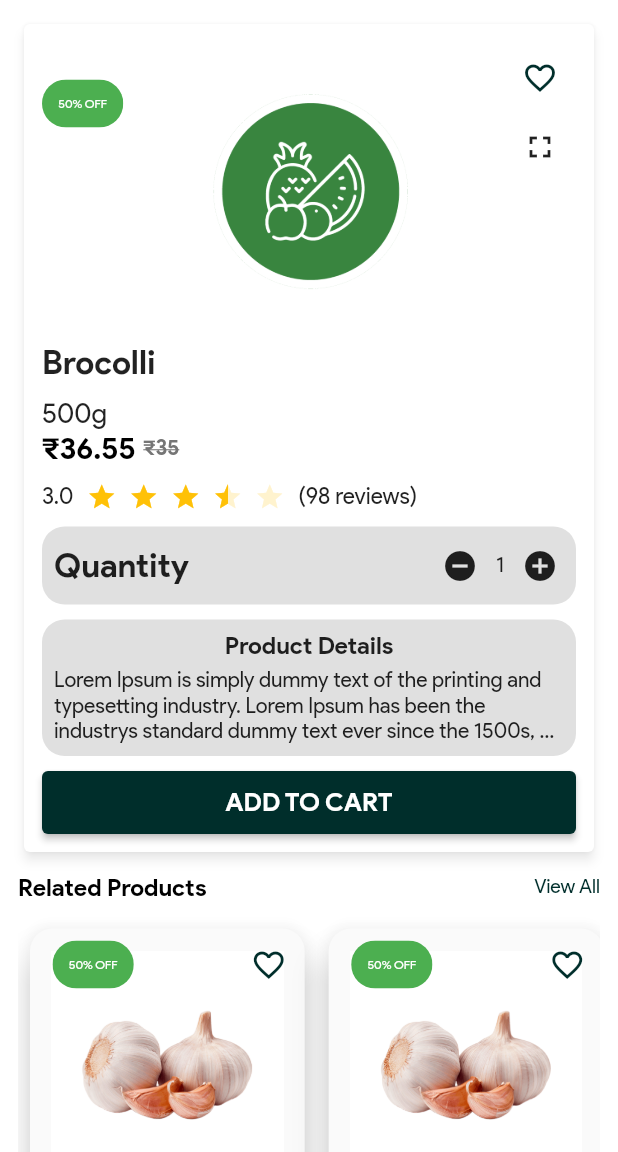
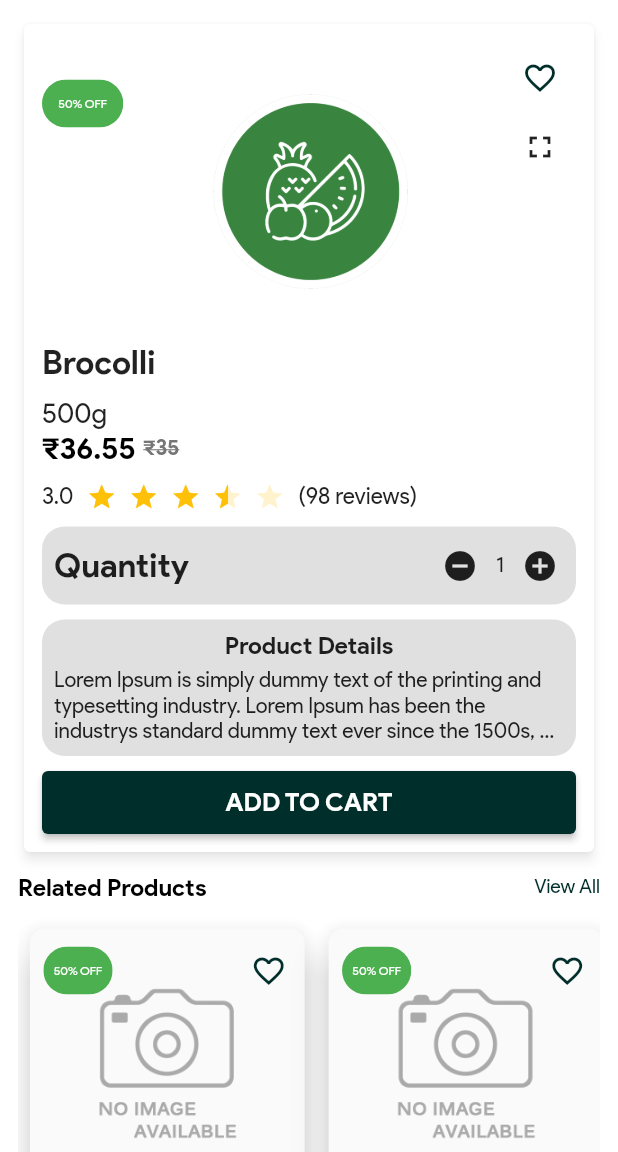
Before and after one commit to deepak-synram/grocer_guys_user, a Flutter app: the SubCategoryPage screen opened directly, after a tap on "50% OFF", on a phone screen of 412 x 824 dp, the part 84-1236 px from its top. Run offline on Flutter 3.47's test engine with Material 2 defaults, Android fonts, the phone set to English and light mode, and no system bars; drawn by our look-alikes of flutter_rating_bar; our stand-ins replace animated_splash_screen, badges, cached_network_image, carousel_slider, firebase_auth, firebase_core and 28 more; missing offline and left inert: flutter_barcode_scanner, flutter_facebook_login, flutter_full_pdf_viewer, flutter_paystack, flutter_share, geocoder and 6 more; accounts and stored records are empty; network calls fail.

Commit message:
added no icon image, ui fixes

```diff
--- a/lib/Pages/HomePage/newhomep1.dart
+++ b/lib/Pages/HomePage/newhomep1.dart
@@ -412,9 +412,11 @@ class NewHomeView1State extends State<NewHomeView1> {
                                                       ),
                                                       errorWidget: (context,
                                                               url, error) =>
-                                                          Image.asset(
-                                                        'assets/icon.png',
-                                                        fit: BoxFit.fill,
+                                                          Center(
+                                                        child: Image.asset(
+                                                          'assets/HomeBanner/no-icon.png',
+                                                          fit: BoxFit.fill,
+                                                        ),
                                                       ),
                                                       fit: BoxFit.fill,
                                                     ),
@@ -1497,7 +1499,7 @@ class NewHomeView1State extends State<NewHomeView1> {
                                                 errorWidget:
                                                     (context, url, error) =>
                                                         Image.asset(
-                                                  'assets/icon.png',
+                                                  'assets/HomeBanner/no-icon.png',
                                                   fit: BoxFit.fill,
                                                 ),
                                                 fit: BoxFit.fill,
--- a/lib/Pages/HomePage/product_card.dart
+++ b/lib/Pages/HomePage/product_card.dart
@@ -15,7 +15,7 @@ class ProductCard extends StatefulWidget {
   final LocEmitterModel locModel;
   final CategoryProvider catP;
   final AppLocalizations locale;
-  final double width, height;
+  // final double width, height;
 
   const ProductCard({
     Key key,
@@ -30,8 +30,8 @@ class ProductCard extends StatefulWidget {
     @required this.previousPrice,
     @required this.newPrice,
     @required this.symbol,
-    this.width = 150,
-    this.height = 160,
+    // this.width = 150,
+    // this.height = 160,
     this.isSubscribe,
   }) : super(key: key);
 
@@ -85,38 +85,43 @@ class _ProductCardState extends State<ProductCard> {
       child: Padding(
         key: Key('product-card-${widget.index.toString()}'),
         padding: const EdgeInsets.all(8.0),
+        child: SizedBox(
+          width: MediaQuery.of(context).size.width / 2.25,
           child: Material(
             elevation: 10,
-          borderRadius: BorderRadius.circular(15.0),
-          child: SizedBox(
-            width: MediaQuery.of(context).size.width / 2.25,
+            borderRadius: BorderRadius.circular(10.0),
             child: Column(
               crossAxisAlignment: CrossAxisAlignment.start,
               children: [
                 Stack(
                   alignment: Alignment.topCenter,
                   children: [
-                    SizedBox(
-                      height: 170,
-                      child: Padding(
-                        padding: const EdgeInsets.only(top: 15.0),
-                        child: widget.image.contains('https') == true
-                            ? Image.network(
+                    Padding(
+                      padding: const EdgeInsets.only(top: 30.0),
+                      child: widget.image.contains('http') ||
+                              widget.image.contains('https')
+                          ? Center(
+                              child: Image.network(
                                 widget.image,
                                 fit: BoxFit.cover,
+                                width: 100,
+                                height: 120,
+                              ),
                             )
                           : Image.asset(
                               widget.image,
                               fit: BoxFit.cover,
+                              width: 100,
+                              height: 120,
                             ),
                     ),
-                    ),
-                    Row(
+                    Padding(
+                      padding: const EdgeInsets.only(left: 8.0, top: 4.0),
+                      child: Row(
                         mainAxisAlignment: MainAxisAlignment.spaceBetween,
                         children: [
-                        Padding(
-                          padding: const EdgeInsets.only(left: 15.0),
-                          child: Chip(
+                          Chip(
+                            padding: EdgeInsets.only(top: 1.0, bottom: 1.0),
                             backgroundColor: Colors.green,
                             label: Text(
                               '50% OFF',
@@ -126,11 +131,11 @@ class _ProductCardState extends State<ProductCard> {
                               ),
                             ),
                           ),
-                        ),
                           IconButton(
                             onPressed: () {
                               setState(() {
-                              _isLiked[widget.index] = !_isLiked[widget.index];
+                                _isLiked[widget.index] =
+                                    !_isLiked[widget.index];
                               });
                             },
                             icon: Icon(
@@ -144,6 +149,7 @@ class _ProductCardState extends State<ProductCard> {
                           ),
                         ],
                       ),
+                    ),
                   ],
                 ),
                 Padding(
@@ -151,6 +157,7 @@ class _ProductCardState extends State<ProductCard> {
                   child: Text(
                     widget.title,
                     textAlign: TextAlign.left,
+                    maxLines: 2,
                     style: TextStyle(
                       fontWeight: FontWeight.w600,
                       color: kMainTextColor,
@@ -207,8 +214,8 @@ class _ProductCardState extends State<ProductCard> {
                     ],
                   ),
                 ),
+                if (widget.isSubscribe != null && widget.isSubscribe) ...[
                   const SizedBox(height: 5),
-                if (widget.isSubscribe != null && widget.isSubscribe == true)
                   Center(
                     child: ElevatedButton(
                       onPressed: () => Navigator.of(context).push(
@@ -235,11 +242,13 @@ class _ProductCardState extends State<ProductCard> {
                               borderRadius: BorderRadius.circular(15.0))),
                     ),
                   ),
-                Expanded(child: const SizedBox(height: 5)),
+                ],
+                const SizedBox(height: 5),
                 const Divider(
                   color: Colors.grey,
                 ),
                 Row(
+                  crossAxisAlignment: CrossAxisAlignment.start,
                   mainAxisAlignment: MainAxisAlignment.center,
                   children: [
                     Image.asset(
@@ -251,9 +260,9 @@ class _ProductCardState extends State<ProductCard> {
                     Text('Add To Bag', style: TextStyle(color: kMainTextColor)),
                   ],
                 ),
-                SizedBox(
-                  height: 5,
-                )
+                // const SizedBox(
+                //   height: 5,
+                // )
               ],
             ),
           ),
--- a/lib/Pages/HomePage/product_card_with_title.dart
+++ b/lib/Pages/HomePage/product_card_with_title.dart
@@ -12,25 +12,25 @@ class ProductsCardWithTitle extends StatelessWidget {
   final AppLocalizations locale;
   final String title;
   final int count;
-  bool isAlwaysSubscribe = false;
+  final bool isAlwaysSubscribe;
 
   final List<dynamic> data;
 
-  ProductsCardWithTitle(
-      {Key key,
-      @required this.title,
-      @required this.locModel,
-      @required this.catP,
-      @required this.locale,
-      this.count,
-      this.isAlwaysSubscribe,
-      this.data})
-      : super(key: key);
+  const ProductsCardWithTitle({
+    Key key,
+    @required this.title,
+    @required this.locModel,
+    @required this.catP,
+    @required this.locale,
+    this.count,
+    this.isAlwaysSubscribe = false,
+    this.data,
+  }) : super(key: key);
 
   @override
   Widget build(BuildContext context) {
     return SizedBox(
-      height: 400,
+      height: isAlwaysSubscribe ? 385 : 327,
       width: double.infinity,
       child: Column(
         mainAxisSize: MainAxisSize.min,
@@ -82,7 +82,7 @@ class ProductsCardWithTitle extends StatelessWidget {
               itemBuilder: (context, index) {
                 String _string = data != null
                     ? data[index].productImage
-                    : 'assets/ProductImages/Garlic.png';
+                    : 'assets/HomeBanner/no-icon.png';
                 print(_string);
                 if (data != null) {
                   _string = _string.substring(1, _string.length);
--- a/lib/Pages/categorypage/sub_category_page.dart
+++ b/lib/Pages/categorypage/sub_category_page.dart
@@ -86,8 +86,8 @@ class _SubCategoryPageState extends State<SubCategoryPage> {
                   catP: cateP,
                   locale: locale,
                   index: index,
-                  height: 80,
-                  width: 80,
+                  // height: 80,
+                  // width: 80,
                   title: "Brocolli",
                   subTitle: '500g',
                   symbol: '\u{20B9}',
```
Also changed, not shown: assets/HomeBanner/no-icon.png (added). Lines whose indentation alone changed are shown as unchanged.
